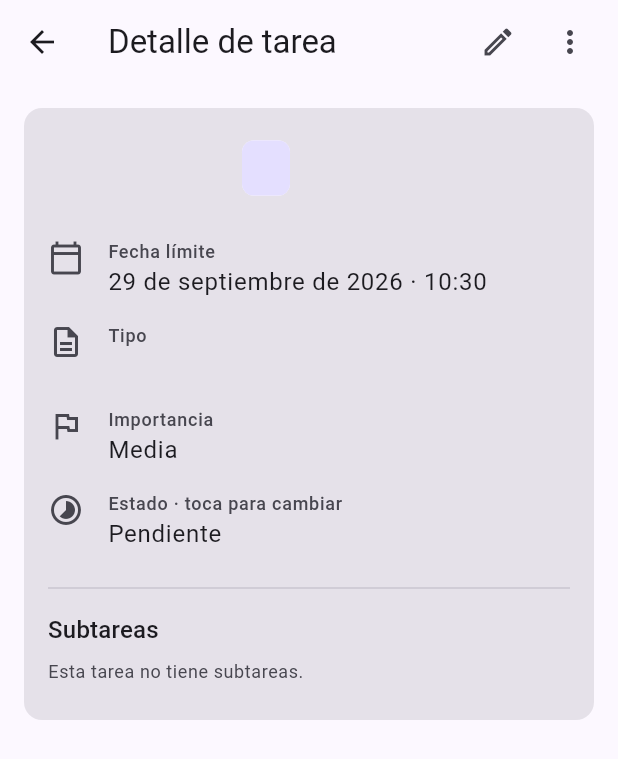
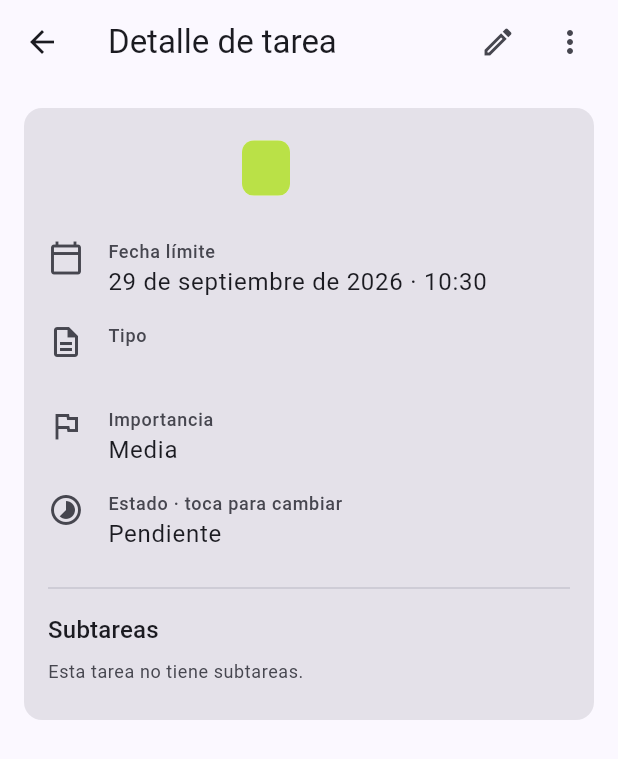
Before and after one commit to agnesGuyonnaud/Prisma, a Flutter app: the TareaScreen screen opened directly with empty values, on a phone screen of 412 x 824 dp. Shown: the top 759 px of the screen. Run offline on Flutter 3.47's test engine with Material 3 defaults, Android fonts, the phone set to English and light mode, and no system bars; our stand-ins replace sqflite; accounts and stored records are empty.

Commit message:
Colocando primary and secundary color

```diff
--- a/lib/main.dart
+++ b/lib/main.dart
@@ -25,7 +25,7 @@ class MainApp extends StatelessWidget {
       // La paleta parte del morado de referencia; no depende del fondo del móvil.
       theme: ThemeData(
         useMaterial3: true,
-        colorScheme: ColorScheme.fromSeed(seedColor: const Color(0xFF4834B6)),
+        colorScheme: ColorScheme.fromSeed(seedColor: const Color(0xFF6674E8), primary: const Color(0xFF6674E8), secondary: const Color(0xFFBAE147),),
       ),
       home: HomeScreen(repositorio: repositorio),
     );
--- a/lib/screens/tarea.dart
+++ b/lib/screens/tarea.dart
@@ -105,7 +105,8 @@ class _TareaScreenState extends State<TareaScreen> {
     // Conserva el modo claro/oscuro de la aplicación y genera pares de colores
     // de fondo y texto a partir del morado de referencia.
     final colores = ColorScheme.fromSeed(
-      seedColor: const Color(0xFF4834B6),
+      seedColor: const Color(0xFF6674E8),
+      primary: const Color(0xFF6674E8), secondary: const Color(0xFFBAE147),
       brightness: Theme.of(context).brightness,
     );
     return Theme(
@@ -208,7 +209,7 @@ class _TareaScreenState extends State<TareaScreen> {
                               child: Chip(
                                 // Usamos el par primaryContainer/onPrimaryContainer
                                 // para una etiqueta morada con contraste tonal.
-                                backgroundColor: colores.primaryContainer,
+                                backgroundColor: const Color(0xFFBAE147),
                                 side: BorderSide.none,
                                 // Un texto más grande y seminegrita mejora la
                                 // lectura de la asignatura en pantallas móviles.
--- a/lib/widgets/tarea_mini.dart
+++ b/lib/widgets/tarea_mini.dart
@@ -23,7 +23,7 @@ class TareaMini extends StatelessWidget {
     required this.asignatura,
     required this.fechaLimite,
     required this.tipo,
-    this.colorAsignatura = const Color(0xFF4834B6),
+    this.colorAsignatura = const Color(0xFFBAE147),
     this.completada = false,
     this.totalSubtareas = 0,
     this.subtareasCompletadas = 0,
```
